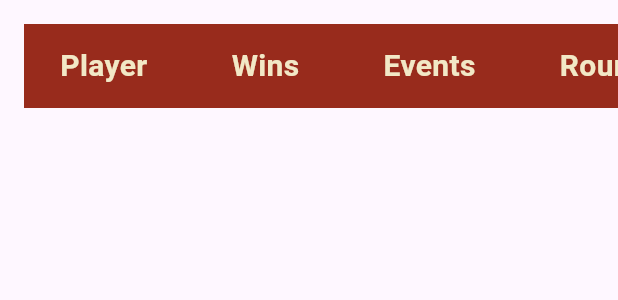
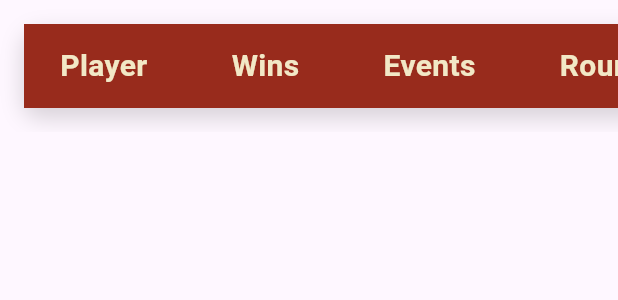
Before and after one commit to vitoryugulis/fab_dominate, a Flutter app: the PlayersRankingTable widget shown alone on an empty page, opened directly with empty values, on a phone screen of 412 x 824 dp. Shown: the top 300 px of the screen. Run offline on Flutter 3.47's test engine with Material 3 defaults, Android fonts, the phone set to English and light mode, and no system bars; our stand-ins replace dio, fl_chart; network calls fail.

Commit message:
feat: add shadow to ranking table

```diff
--- a/lib/features/player_ranking/presentation/ranking_table.dart
+++ b/lib/features/player_ranking/presentation/ranking_table.dart
@@ -37,8 +37,6 @@ class PlayersRankingWithChart extends StatelessWidget {
       );
     }
   }
-
-/// 🏆 Tabela de Ranking
   class PlayersRankingTable extends StatelessWidget {
     final List<List<String>> values;
 
@@ -53,6 +51,19 @@ class PlayersRankingTable extends StatelessWidget {
           child: IntrinsicWidth(
             child: Padding(
               padding: const EdgeInsets.all(16),
+              child: Container(
+                decoration: BoxDecoration(
+                  color: Colors.white, // cor de fundo da tabela (ajuste se quiser)
+                  borderRadius: BorderRadius.circular(12), // cantos arredondados (opcional)
+                  boxShadow: [
+                    BoxShadow(
+                      color: Colors.black.withOpacity(0.15),
+                      blurRadius: 12,
+                      spreadRadius: 1,
+                      offset: const Offset(0, 6),
+                    ),
+                  ],
+                ),
                 child: DataTable(
                   headingRowColor: WidgetStateColor.resolveWith(
                         (_) => AppColors.primaryLight,
@@ -103,6 +114,7 @@ class PlayersRankingTable extends StatelessWidget {
               ),
             ),
           ),
+        ),
       );
     }
   }
```
Lines whose indentation alone changed are shown as unchanged.
